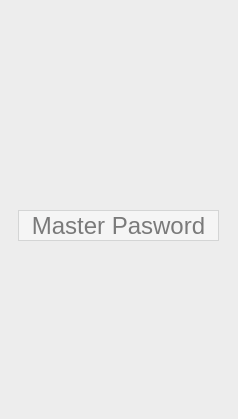
jwdeitch/simplesafe, file forms/mainwindow.ui: the form before one commit.
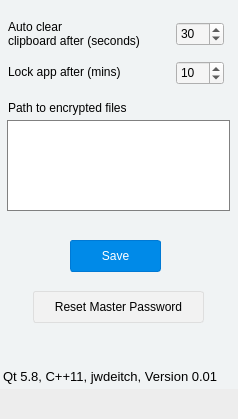
The form after the commit. Icons and pictures are not drawn.

The edit to the form file:
```diff
--- a/forms/mainwindow.ui
+++ b/forms/mainwindow.ui
@@ -123,7 +123,6 @@
    <property name="frameShadow">
     <enum>QFrame::Raised</enum>
    </property>
-   <zorder>settingsFrame</zorder>
   </widget>
   <widget class="QFrame" name="searchBackdrop_2">
    <property name="geometry">
@@ -591,15 +590,6 @@
      <number>10</number>
     </property>
    </widget>
-   <zorder>refreshBtn</zorder>
-   <zorder>PasswordBox</zorder>
-   <zorder>label</zorder>
-   <zorder>alphaNumSpin</zorder>
-   <zorder>CopyBtn</zorder>
-   <zorder>label_2</zorder>
-   <zorder>SymbolSpin</zorder>
-   <zorder>newAssetFrame</zorder>
-   <zorder>newAssetFrame</zorder>
   </widget>
   <widget class="QFrame" name="lockFrame">
    <property name="geometry">
@@ -667,13 +657,6 @@
      <bool>true</bool>
     </property>
    </widget>
-   <zorder>masterPassword</zorder>
-   <zorder>fileListWidget</zorder>
-   <zorder>filePane</zorder>
-   <zorder>generatePasswordPanel</zorder>
-   <zorder>generatePasswordPanel</zorder>
-   <zorder>logoLabel</zorder>
-   <zorder>settingsFrame</zorder>
   </widget>
   <widget class="QFrame" name="settingsFrame">
    <property name="geometry">
@@ -837,8 +820,8 @@
    <widget class="QPushButton" name="resetMasterPassBtn">
     <property name="geometry">
      <rect>
-      <x>30</x>
-      <y>310</y>
+      <x>33</x>
+      <y>291</y>
       <width>171</width>
       <height>32</height>
      </rect>
@@ -870,16 +853,37 @@
      <string>Reset Master Password</string>
     </property>
    </widget>
+   <widget class="QLabel" name="label_6">
+    <property name="geometry">
+     <rect>
+      <x>3</x>
+      <y>366</y>
+      <width>221</width>
+      <height>20</height>
+     </rect>
+    </property>
+    <property name="font">
+     <font>
+      <pointsize>10</pointsize>
+     </font>
+    </property>
+    <property name="styleSheet">
+     <string notr="true">background:none;</string>
+    </property>
+    <property name="text">
+     <string>Qt 5.8, C++11, jwdeitch, Version 0.01</string>
+    </property>
+   </widget>
   </widget>
   <zorder>searchBackdrop</zorder>
   <zorder>searchField</zorder>
   <zorder>newAssetBtn</zorder>
   <zorder>listWidget</zorder>
   <zorder>generatePasswordPanel</zorder>
-  <zorder>settingsFrame</zorder>
   <zorder>newAssetFrame</zorder>
   <zorder>searchBackdrop_2</zorder>
   <zorder>lockFrame</zorder>
+  <zorder>settingsFrame</zorder>
  </widget>
  <layoutdefault spacing="6" margin="11"/>
  <tabstops>
```
